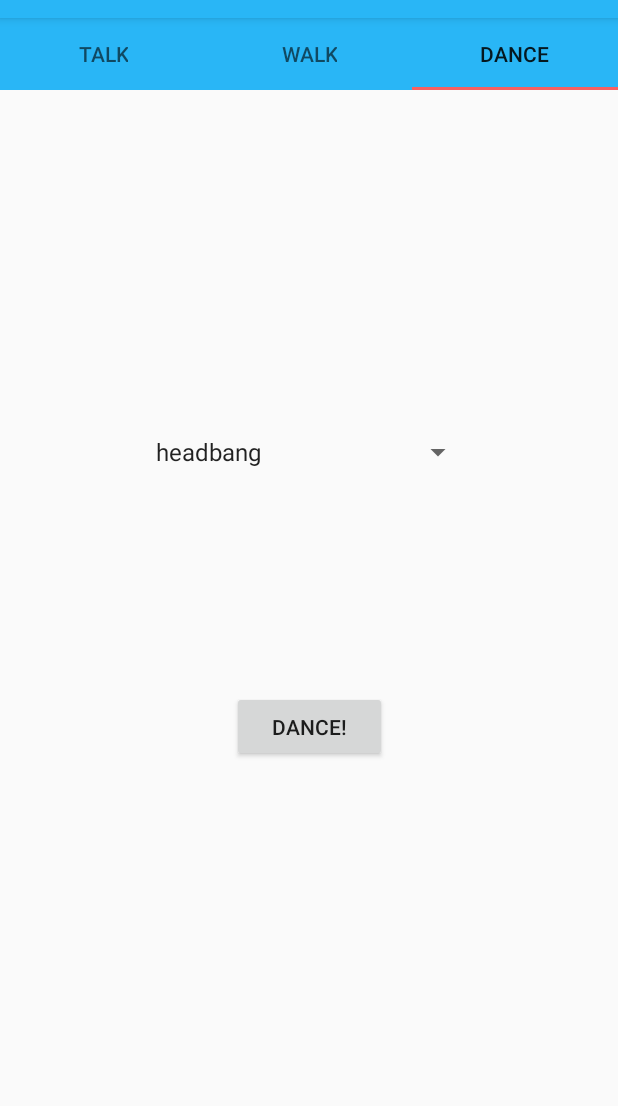
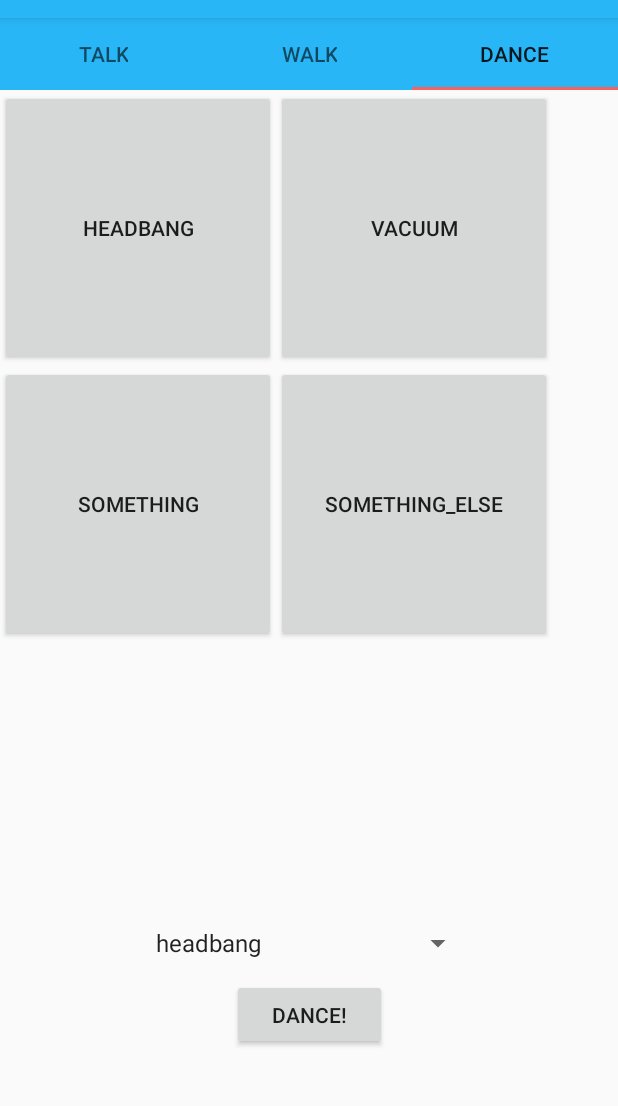
Before and after one commit to P1eter/pAPPer, an Android app: the screen it shows after launch (MainActivity), tab 3 chosen, on a phone screen of 412 x 824 dp, the part 66-1172 px from its top. Run offline under Robolectric (Android 15) with nearby library versions, the phone set to English and light mode, and no system bars; 1 statement that could not run was skipped.

Commit message:
WIP: design changes

```diff
--- a/pAPPer/app/src/main/java/com/example/pieter/papper/RobotSelectFragment.java
+++ b/pAPPer/app/src/main/java/com/example/pieter/papper/RobotSelectFragment.java
@@ -60,7 +60,7 @@ public class RobotSelectFragment extends DialogFragment implements View.OnClickL
 
         switch (view.getId()) {
             case R.id.connect_button:
-                networkSender.setHost("Pepper"); //192.168.0.103 = laptop
+                networkSender.setHost("192.168.178.92"); //192.168.0.103 = laptop, Pepper = Pepper
                 networkSender.setPort(1717);
                 new Thread(networkSender).start();
                 break;
--- a/pAPPer/app/src/main/java/com/example/pieter/papper/TalkFragment.java
+++ b/pAPPer/app/src/main/java/com/example/pieter/papper/TalkFragment.java
@@ -65,7 +65,7 @@ public class TalkFragment extends Fragment implements View.OnClickListener {
                 String volume = String.valueOf(volume_seekbar.getProgress());
 
                 if (!message.isEmpty()){
-                    networkSender.talk(volume + message);
+                    networkSender.talk(volume + " " + message);
                 }
         }
     }
--- a/pAPPer/app/src/main/res/layout/fragment_dance.xml
+++ b/pAPPer/app/src/main/res/layout/fragment_dance.xml
@@ -14,24 +14,67 @@
         android:layout_marginBottom="8dp"
         android:layout_marginEnd="8dp"
         android:layout_marginStart="8dp"
-        android:layout_marginTop="8dp"
         android:entries="@array/dance_list"
         android:visibility="visible"
         app:layout_constraintBottom_toTopOf="@+id/dance_button"
         app:layout_constraintEnd_toEndOf="parent"
-        app:layout_constraintStart_toStartOf="parent"
-        app:layout_constraintTop_toTopOf="parent"
-        app:layout_constraintVertical_bias="0.616" />
+        app:layout_constraintStart_toStartOf="parent" />
 
     <Button
         android:id="@+id/dance_button"
         android:layout_width="103dp"
         android:layout_height="47dp"
-        android:layout_marginBottom="272dp"
+        android:layout_marginBottom="80dp"
         android:layout_marginEnd="8dp"
         android:layout_marginStart="8dp"
         android:text="@string/dance_button_text"
         app:layout_constraintBottom_toBottomOf="parent"
         app:layout_constraintEnd_toEndOf="parent"
+        app:layout_constraintHorizontal_bias="0.501"
         app:layout_constraintStart_toStartOf="parent" />
+
+    <TableLayout
+        android:layout_width="368dp"
+        android:layout_height="384dp"
+        tools:layout_editor_absoluteX="8dp"
+        tools:layout_editor_absoluteY="8dp">
+
+        <TableRow
+            android:layout_width="match_parent"
+            android:layout_height="match_parent" >
+
+            <Button
+                android:id="@+id/button5"
+                android:layout_width="184dp"
+                android:layout_height="184dp"
+                android:text="headbang"
+                tools:layout_editor_absoluteX="8dp"
+                tools:layout_editor_absoluteY="8dp" />
+
+            <Button
+                android:layout_width="184dp"
+                android:layout_height="184dp"
+                android:text="vacuum" />
+        </TableRow>
+
+        <TableRow
+            android:layout_width="match_parent"
+            android:layout_height="match_parent" >
+
+            <Button
+                android:id="@+id/button6"
+                android:layout_width="184dp"
+                android:layout_height="184dp"
+                android:text="something"
+                tools:layout_editor_absoluteX="16dp"
+                tools:layout_editor_absoluteY="42dp" />
+
+            <Button
+                android:id="@+id/button7"
+                android:layout_width="184dp"
+                android:layout_height="184dp"
+                android:text="something_else" />
+        </TableRow>
+    </TableLayout>
+
 </android.support.constraint.ConstraintLayout>
```
Also changed, not shown: pAPPer/app/src/main/res/layout/fragment_move.xml (+17 -11 lines).
